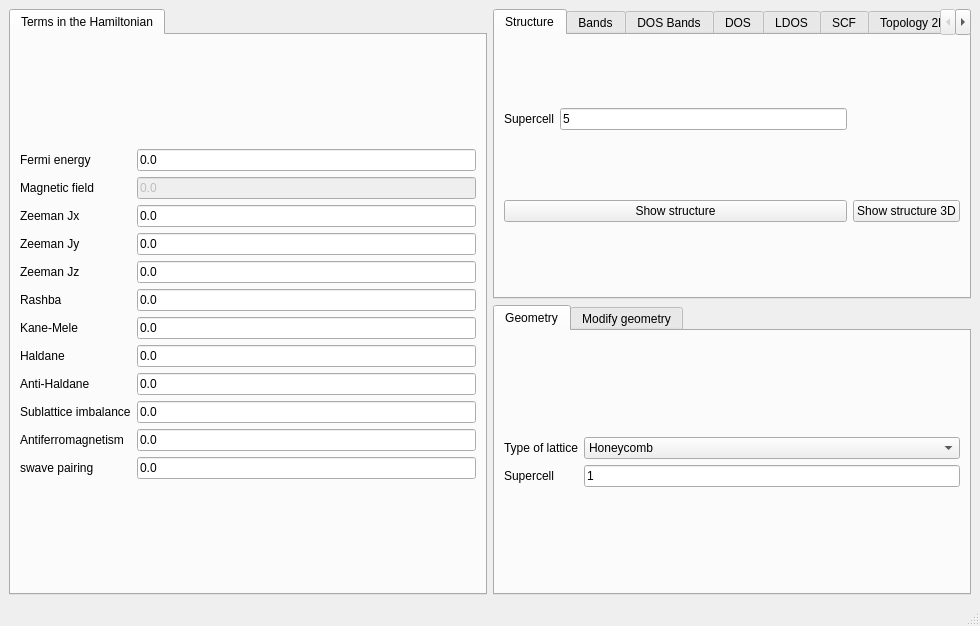
Old version of the form development/interface-pyqt/2d/interface.ui in the repository joselado/quantum-honeycomp.
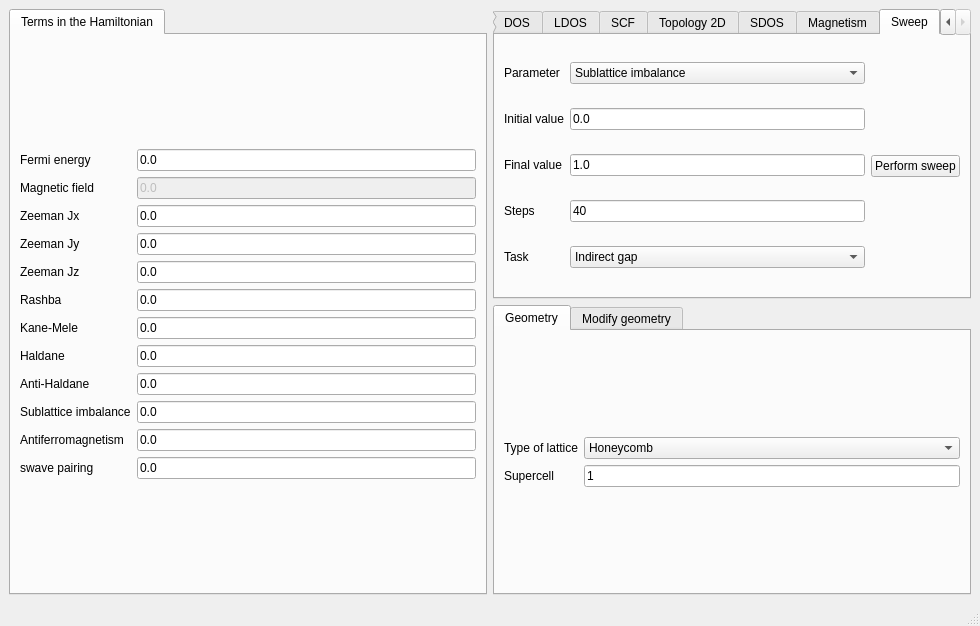
New version of the form. The open tabs and pages were chosen to show the change.

Patch:
```diff
--- a/development/interface-pyqt/2d/interface.ui
+++ b/development/interface-pyqt/2d/interface.ui
@@ -825,6 +825,158 @@
         </item>
        </layout>
       </widget>
+      <widget class="QWidget" name="tab_15">
+       <attribute name="title">
+        <string>Sweep</string>
+       </attribute>
+       <layout class="QHBoxLayout" name="horizontalLayout_2">
+        <item>
+         <layout class="QGridLayout" name="gridLayout_26">
+          <item row="0" column="0">
+           <widget class="QLabel" name="label_17">
+            <property name="text">
+             <string>Parameter</string>
+            </property>
+           </widget>
+          </item>
+          <item row="0" column="1">
+           <widget class="QComboBox" name="sweep_parameter">
+            <item>
+             <property name="text">
+              <string>Sublattice imbalance</string>
+             </property>
+            </item>
+            <item>
+             <property name="text">
+              <string>Jx</string>
+             </property>
+            </item>
+            <item>
+             <property name="text">
+              <string>Jy</string>
+             </property>
+            </item>
+            <item>
+             <property name="text">
+              <string>Jx</string>
+             </property>
+            </item>
+            <item>
+             <property name="text">
+              <string>Haldane</string>
+             </property>
+            </item>
+            <item>
+             <property name="text">
+              <string>Kane-Mele</string>
+             </property>
+            </item>
+            <item>
+             <property name="text">
+              <string>Antiferromagnetism</string>
+             </property>
+            </item>
+            <item>
+             <property name="text">
+              <string>Fermi</string>
+             </property>
+            </item>
+            <item>
+             <property name="text">
+              <string>s-wave pairing</string>
+             </property>
+            </item>
+            <item>
+             <property name="text">
+              <string>Anti-Haldane</string>
+             </property>
+            </item>
+           </widget>
+          </item>
+          <item row="4" column="1">
+           <widget class="QComboBox" name="sweep_task">
+            <item>
+             <property name="text">
+              <string>Indirect gap</string>
+             </property>
+            </item>
+            <item>
+             <property name="text">
+              <string>DOS</string>
+             </property>
+            </item>
+            <item>
+             <property name="text">
+              <string>Chern number</string>
+             </property>
+            </item>
+            <item>
+             <property name="text">
+              <string>Eigenvalues</string>
+             </property>
+            </item>
+           </widget>
+          </item>
+          <item row="4" column="0">
+           <widget class="QLabel" name="label_18">
+            <property name="text">
+             <string>Task</string>
+            </property>
+           </widget>
+          </item>
+          <item row="1" column="0">
+           <widget class="QLabel" name="label_36">
+            <property name="text">
+             <string>Initial value</string>
+            </property>
+           </widget>
+          </item>
+          <item row="2" column="1">
+           <widget class="QLineEdit" name="sweep_final">
+            <property name="text">
+             <string>1.0</string>
+            </property>
+           </widget>
+          </item>
+          <item row="1" column="1">
+           <widget class="QLineEdit" name="sweep_initial">
+            <property name="text">
+             <string>0.0</string>
+            </property>
+           </widget>
+          </item>
+          <item row="3" column="1">
+           <widget class="QLineEdit" name="sweep_steps">
+            <property name="text">
+             <string>40</string>
+            </property>
+           </widget>
+          </item>
+          <item row="2" column="0">
+           <widget class="QLabel" name="label_37">
+            <property name="text">
+             <string>Final value</string>
+            </property>
+           </widget>
+          </item>
+          <item row="3" column="0">
+           <widget class="QLabel" name="label_38">
+            <property name="text">
+             <string>Steps</string>
+            </property>
+           </widget>
+          </item>
+         </layout>
+        </item>
+        <item>
+         <widget class="QPushButton" name="compute_sweep">
+          <property name="text">
+           <string>Perform sweep</string>
+          </property>
+         </widget>
+        </item>
+       </layout>
+      </widget>
      </widget>
     </item>
     <item row="1" column="1">
```
Left out of the diff: 62 changed lines with no effect on the pictures.
